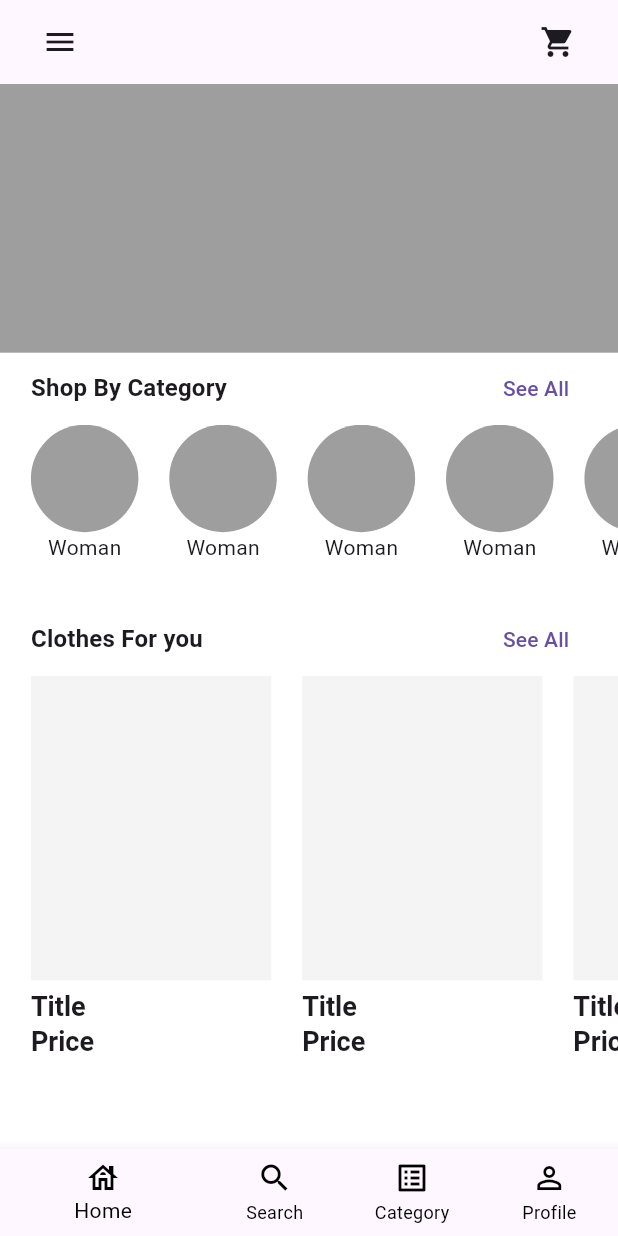
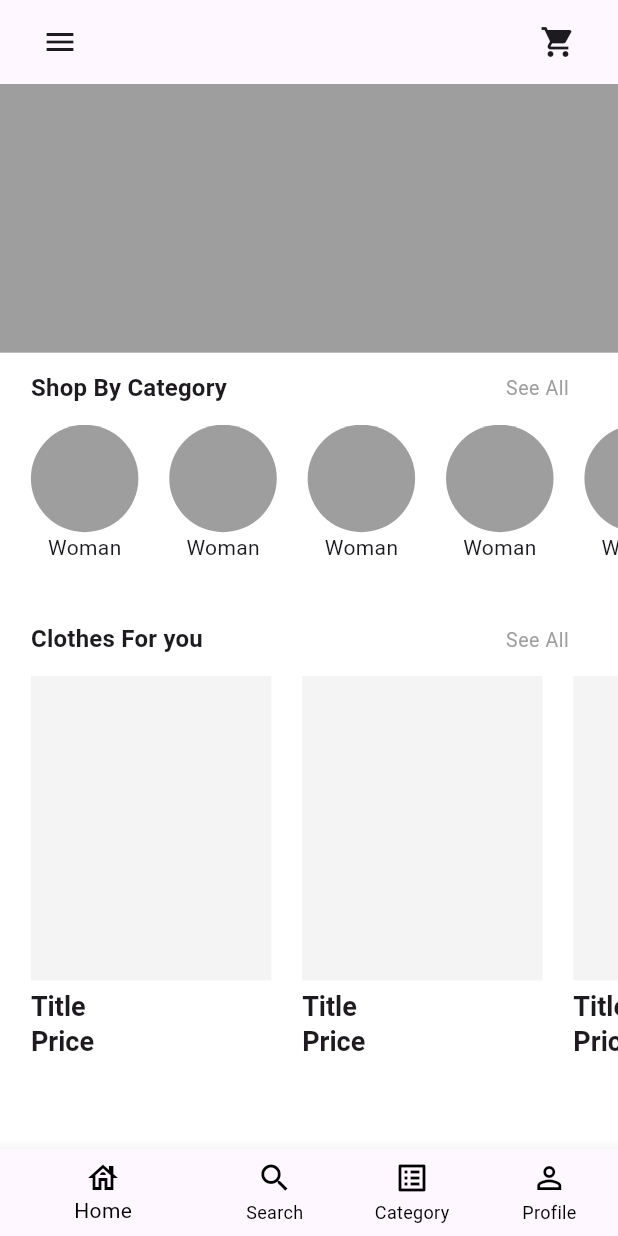
Before and after one commit to GilsonAndre/fake_store_challenge, a Flutter app: the screen it shows after launch, on a phone screen of 412 x 824 dp. Run offline on Flutter 3.47's test engine with Material 3 defaults, Android fonts, the phone set to English and light mode, and no system bars; our stand-ins replace flutter_screenutil.

Commit message:
theme for strings

```diff
--- a/lib/ui/pages/home_page.dart
+++ b/lib/ui/pages/home_page.dart
@@ -59,7 +59,10 @@ class HomePage extends StatelessWidget {
                             ),
                           ),
                         ),
-                        const Text('Woman'),
+                        Text(
+                          'Woman',
+                          style: Theme.of(context).textTheme.bodyMedium,
+                        ),
                       ],
                     ),
                   );
--- a/lib/ui/widgets/see_all_text.dart
+++ b/lib/ui/widgets/see_all_text.dart
@@ -15,7 +15,10 @@ Widget seeAllText(String categoryName, BuildContext context) {
         ),
         TextButton(
           onPressed: () {},
-          child: const Text(Strings.seeAll),
+          child: Text(
+            Strings.seeAll,
+            style: Theme.of(context).textTheme.bodySmall,
+          ),
         ),
       ],
     ),
```
Also changed, not shown: lib/ui/resources/theme.dart (+8 -1 lines).
